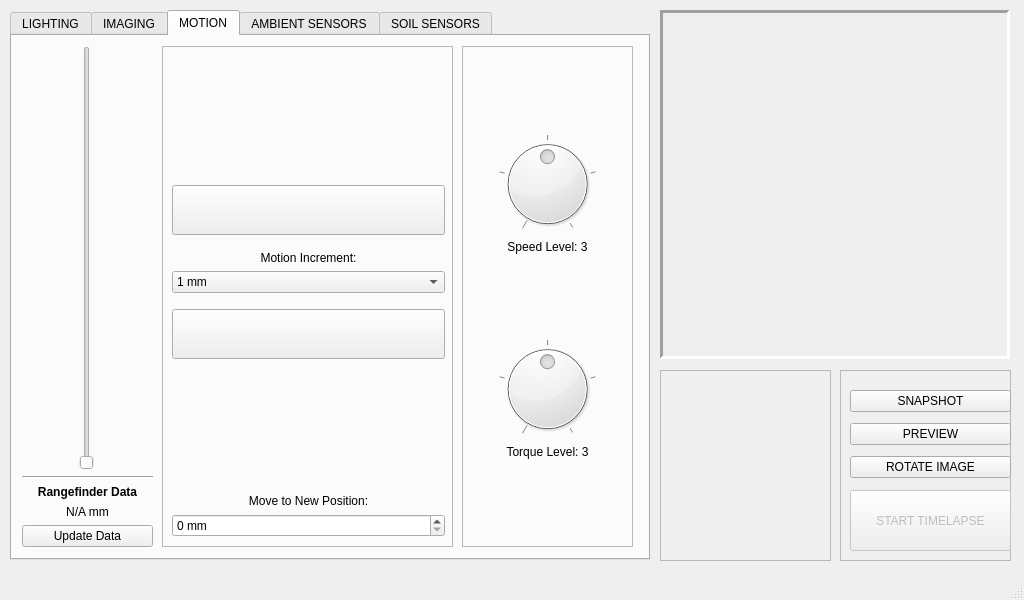
Old version of the form _ui/FlashLapse_Pro.ui in the repository CoCl-Jerry/Flashlapse_Pro_Dev.
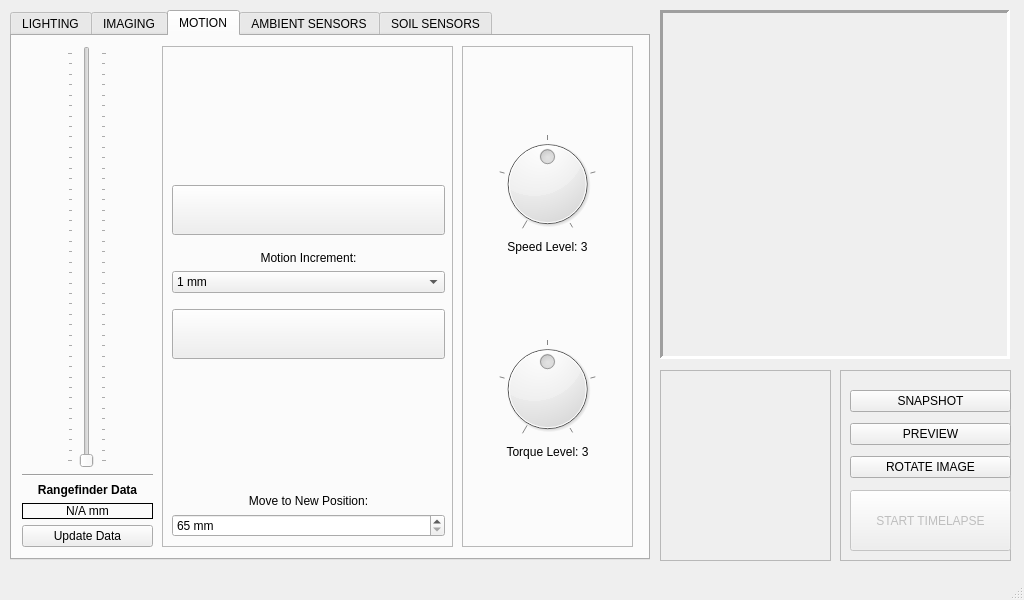
New version of the form. Icons and pictures are not drawn.

```diff
--- a/_ui/FlashLapse_Pro.ui
+++ b/_ui/FlashLapse_Pro.ui
@@ -525,9 +525,21 @@
            <height>0</height>
           </size>
          </property>
+         <property name="minimum">
+          <number>65</number>
+         </property>
+         <property name="maximum">
+          <number>455</number>
+         </property>
          <property name="orientation">
           <enum>Qt::Vertical</enum>
          </property>
+         <property name="tickPosition">
+          <enum>QSlider::TicksBothSides</enum>
+         </property>
+         <property name="tickInterval">
+          <number>10</number>
+         </property>
         </widget>
        </item>
        <item>
@@ -545,7 +557,10 @@
         </widget>
        </item>
        <item>
-        <widget class="QLabel" name="label_4">
+        <widget class="QLabel" name="Rangefinder_data_label">
+         <property name="frameShape">
+          <enum>QFrame::Box</enum>
+         </property>
          <property name="text">
           <string>N/A mm</string>
          </property>
@@ -711,6 +726,12 @@
           <property name="suffix">
            <string> mm</string>
           </property>
+          <property name="minimum">
+           <number>65</number>
+          </property>
+          <property name="maximum">
+           <number>155</number>
+          </property>
          </widget>
         </item>
         <item row="5" column="0">
```
Left out of the diff: 14 changed lines with no effect on the pictures.
